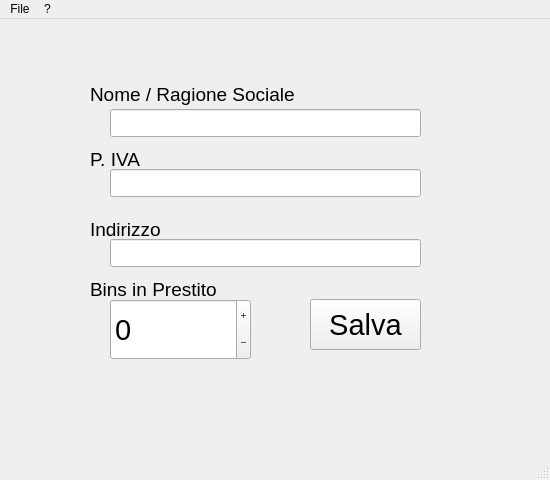
Qt form bins.ui (RoyBellingan/bins) before a commit.
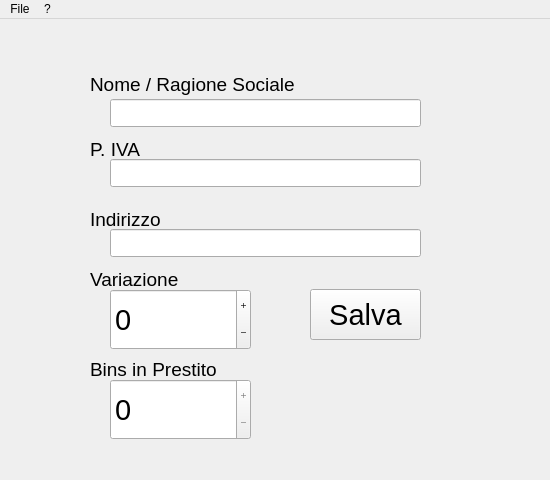
The same form after that commit.

Patch:
```diff
--- a/bins.ui
+++ b/bins.ui
@@ -27,7 +27,7 @@
     <property name="geometry">
      <rect>
       <x>90</x>
-      <y>60</y>
+      <y>50</y>
       <width>241</width>
       <height>31</height>
      </rect>
@@ -51,7 +51,7 @@
     <property name="geometry">
      <rect>
       <x>110</x>
-      <y>90</y>
+      <y>80</y>
       <width>311</width>
       <height>28</height>
      </rect>
@@ -64,7 +64,7 @@
     <property name="geometry">
      <rect>
       <x>90</x>
-      <y>130</y>
+      <y>120</y>
       <width>51</width>
       <height>20</height>
      </rect>
@@ -88,7 +88,7 @@
     <property name="geometry">
      <rect>
       <x>110</x>
-      <y>150</y>
+      <y>140</y>
       <width>311</width>
       <height>28</height>
      </rect>
@@ -98,7 +98,7 @@
     <property name="geometry">
      <rect>
       <x>90</x>
-      <y>200</y>
+      <y>190</y>
       <width>131</width>
       <height>20</height>
      </rect>
@@ -122,7 +122,7 @@
     <property name="geometry">
      <rect>
       <x>110</x>
-      <y>220</y>
+      <y>210</y>
       <width>311</width>
       <height>28</height>
      </rect>
@@ -132,7 +132,7 @@
     <property name="geometry">
      <rect>
       <x>90</x>
-      <y>260</y>
+      <y>340</y>
       <width>131</width>
       <height>20</height>
      </rect>
@@ -150,10 +150,13 @@
     </property>
    </widget>
    <widget class="QSpinBox" name="contatore_bins">
+    <property name="enabled">
+     <bool>true</bool>
+    </property>
     <property name="geometry">
      <rect>
       <x>110</x>
-      <y>280</y>
+      <y>360</y>
       <width>141</width>
       <height>61</height>
      </rect>
@@ -169,6 +172,9 @@
     <property name="frame">
      <bool>true</bool>
     </property>
+    <property name="readOnly">
+     <bool>true</bool>
+    </property>
     <property name="buttonSymbols">
      <enum>QAbstractSpinBox::PlusMinus</enum>
     </property>
@@ -189,7 +195,7 @@
     <property name="geometry">
      <rect>
       <x>310</x>
-      <y>280</y>
+      <y>270</y>
       <width>111</width>
       <height>51</height>
      </rect>
@@ -206,6 +212,63 @@
      <string>Salva</string>
     </property>
    </widget>
+   <widget class="QSpinBox" name="delta_bins">
+    <property name="geometry">
+     <rect>
+      <x>110</x>
+      <y>270</y>
+      <width>141</width>
+      <height>61</height>
+     </rect>
+    </property>
+    <property name="font">
+     <font>
+      <pointsize>22</pointsize>
+     </font>
+    </property>
+    <property name="wrapping">
+     <bool>false</bool>
+    </property>
+    <property name="frame">
+     <bool>true</bool>
+    </property>
+    <property name="buttonSymbols">
+     <enum>QAbstractSpinBox::PlusMinus</enum>
+    </property>
+    <property name="accelerated">
+     <bool>false</bool>
+    </property>
+    <property name="minimum">
+     <number>-99999</number>
+    </property>
+    <property name="maximum">
+     <number>99999</number>
+    </property>
+    <property name="value">
+     <number>0</number>
+    </property>
+   </widget>
+   <widget class="QLabel" name="label_delta_bins">
+    <property name="geometry">
+     <rect>
+      <x>90</x>
+      <y>250</y>
+      <width>131</width>
+      <height>20</height>
+     </rect>
+    </property>
+    <property name="font">
+     <font>
+      <pointsize>14</pointsize>
+      <weight>50</weight>
+      <italic>false</italic>
+      <bold>false</bold>
+     </font>
+    </property>
+    <property name="text">
+     <string>Variazione</string>
+    </property>
+   </widget>
   </widget>
   <widget class="QMenuBar" name="menuBar">
    <property name="geometry">
@@ -231,7 +294,6 @@
    <addaction name="menuFile"/>
    <addaction name="menu"/>
   </widget>
-  <widget class="QStatusBar" name="statusBar"/>
   <action name="actionEsci">
    <property name="text">
     <string>Esci</string>
```
Left out of the diff: 2 changed lines with no effect on the pictures.
